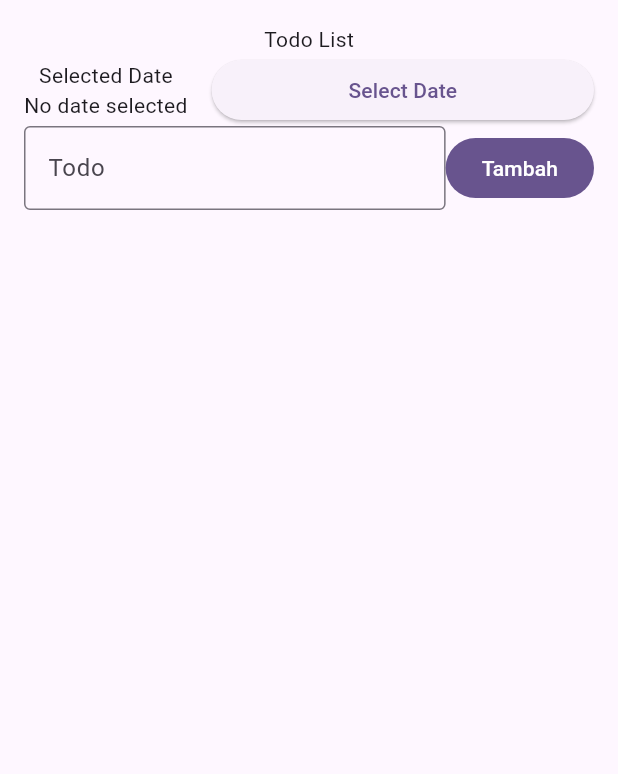
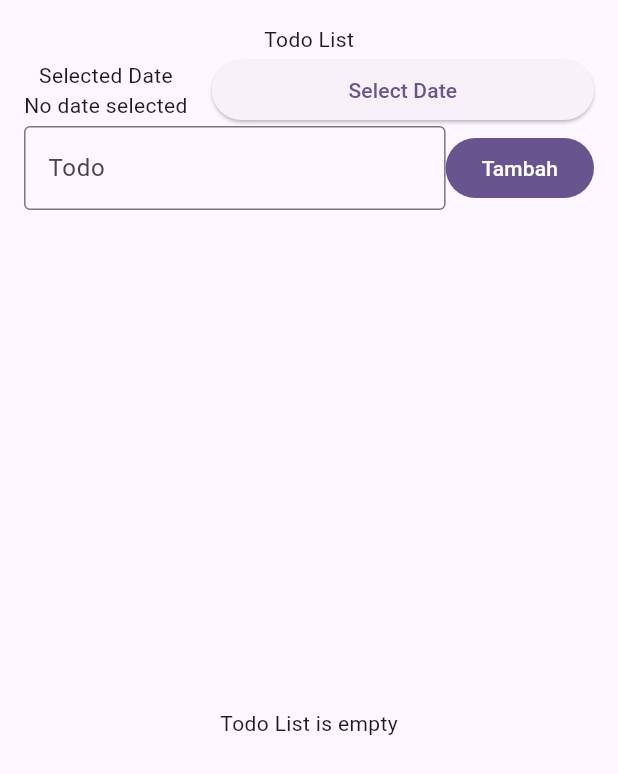
Before and after one commit to hi-lufz1/181_TodoBloc, a Flutter app: the TodoPage screen opened directly, on a phone screen of 412 x 824 dp. Shown: the top 774 px of the screen. Run offline on Flutter 3.47's test engine with Material 3 defaults, Android fonts, the phone set to English and light mode, and no system bars; our stand-ins replace bloc, flutter_bloc.

Commit message:
menambahkan tampilan untuk menampilkan status loading dan list todo

```diff
--- a/lib/presentation/todo_page.dart
+++ b/lib/presentation/todo_page.dart
@@ -97,6 +97,22 @@ class TodoPage extends StatelessWidget {
                   ],
                 ),
               ),
+              SizedBox(height: 16.0),
+              Expanded(
+                child: BlocBuilder<TodoBloc, TodoState>(
+                  builder: (context, state) {
+                    if (state is TodoLoading) {
+                      return Center(child: CircularProgressIndicator());
+                    } else if (state is TodoLoaded) {
+                      if (state.todos.isEmpty) {
+                        return Center(child: Text('Todo List is empty'));
+                      }
+                    } else {
+                      return Center(child: Text('No todos Available'));
+                    }
+                  },
+                ),
+              ),
             ],
           ),
         ),
```
